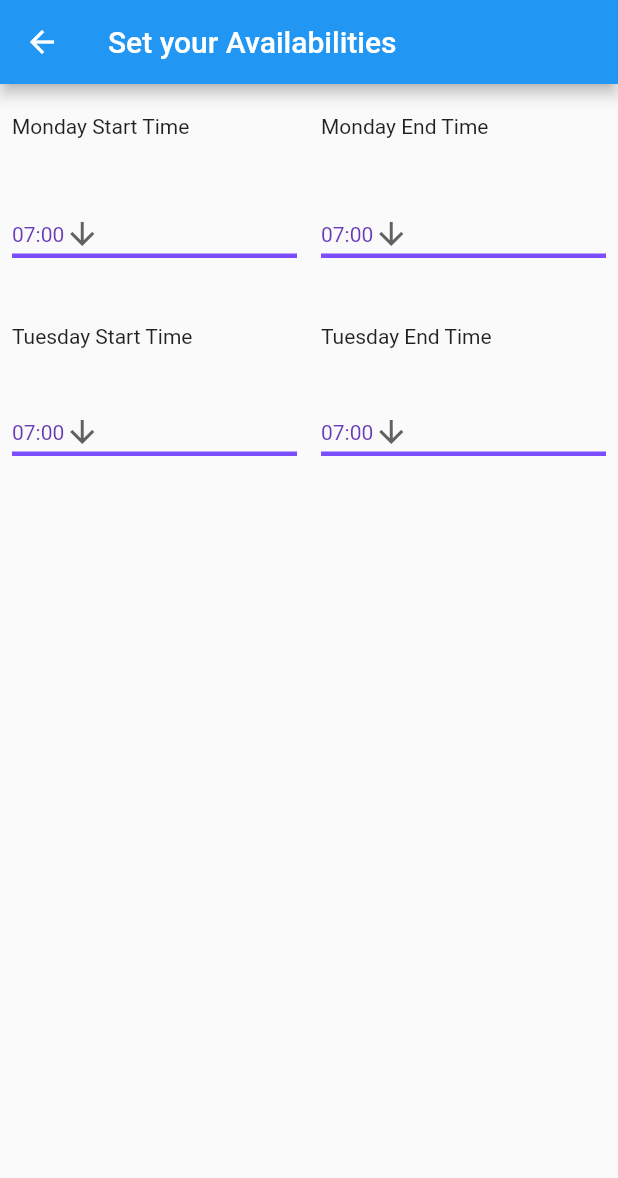
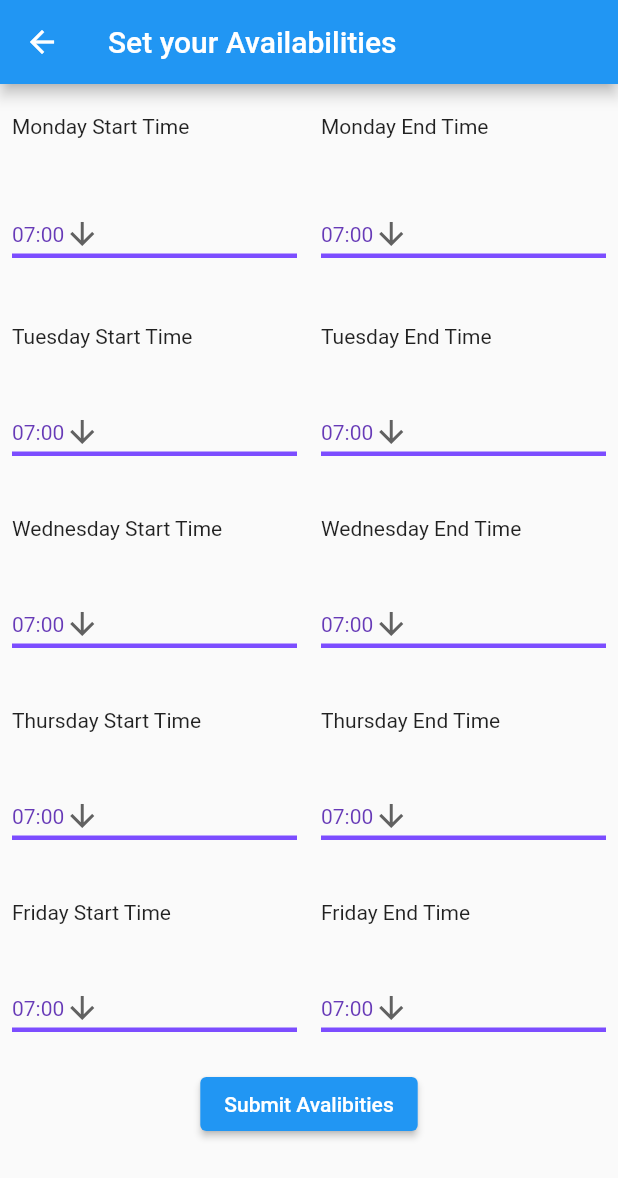
Before and after one commit to SEPT-TEAM16/SEPT-T16-front-end, a Flutter app: the DoctorsAvailabilitiesPage screen opened by its route, on a phone screen of 412 x 824 dp. Shown: the top 1178 px of the screen. Run offline on Flutter 3.47's test engine with Material 2 defaults, Android fonts, the phone set to English and light mode, and no system bars; our stand-ins replace email_validator, fluttertoast.

```diff
--- a/telemedicine_app/lib/widgets/widget.dart
+++ b/telemedicine_app/lib/widgets/widget.dart
@@ -344,6 +344,7 @@ class _Login extends State<Login>{
                 child: Container(
                     width: 200,
                     height: 150,
+                    child: Icon(),
                     ),
               ),
             ),
@@ -356,6 +357,7 @@ class _Login extends State<Login>{
                     hintText: 'Enter valid email id as abc@gmail.com'),
               ),
             ),
+
             Padding(
               padding: const EdgeInsets.only(
                   left: 15.0, right: 15.0, top: 15, bottom: 0),
@@ -566,6 +568,18 @@ class DoctorAvailabilityState extends State<DoctorAvailability>{
   String FridayStart = Times.first;
   String FridayEnd = Times.first;
 
+  // Submit Doctor Avaliability
+  Future _submitDoctorAvalibitiy() async { //                                   v get actualt link
+  final response = await http.post(Uri.parse("http://localhost:8081/api/v1/avalibities"),  headers: {"Content-Type": "application/json"}, body: jsonEncode({
+    //Monday Time
+    //TuesdayTime
+    //Wednesday Time
+    //Thursday Time
+    //Friday Time
+
+  }));
+
+}
   @override
   Widget build(BuildContext context) {
 
@@ -685,7 +699,7 @@ class DoctorAvailabilityState extends State<DoctorAvailability>{
           padding: EdgeInsets.symmetric(horizontal: 8, vertical: 16),
           child:
           DropdownButton<String>(
-            value: MondayStart,
+            value: TuesdayStart,
             icon: const Icon(Icons.arrow_downward),
             elevation: 16,
             style: const TextStyle(color: Colors.deepPurple),
@@ -696,8 +710,8 @@ class DoctorAvailabilityState extends State<DoctorAvailability>{
             onChanged: (String? value) {
               // This is called when the user selects an item.
               setState(() {
-                MondayStart = value!;
-                MondayStartTime.text = MondayStart;
+                TuesdayStart = value!;
+                TuesdayStartTime.text = TuesdayStart;
               });
             },
             items: Times.map<DropdownMenuItem<String>>((String value) {
@@ -714,7 +728,7 @@ class DoctorAvailabilityState extends State<DoctorAvailability>{
           padding: EdgeInsets.symmetric(horizontal: 8, vertical: 16),
           child:
           DropdownButton<String>(
-            value: MondayEnd,
+            value: TuesdayEnd,
             icon: const Icon(Icons.arrow_downward),
             elevation: 16,
             style: const TextStyle(color: Colors.deepPurple),
@@ -725,8 +739,8 @@ class DoctorAvailabilityState extends State<DoctorAvailability>{
             onChanged: (String? value) {
               // This is called when the user selects an item.
               setState(() {
-                MondayEnd = value!;
-                MondayEndTime.text = MondayEnd;
+                TuesdayEnd = value!;
+                TuesdayEndTime.text = TuesdayEnd;
               });
             },
             items: Times.map<DropdownMenuItem<String>>((String value) {
@@ -741,254 +755,265 @@ class DoctorAvailabilityState extends State<DoctorAvailability>{
           ),
         ),
 
-    //     // Monday Time / End time
-    //     Text("Monday Start Time"),
-    //     Padding(
-    //       padding: EdgeInsets.symmetric(horizontal: 8, vertical: 16),
-    //       child:
-    //       DropdownButton<String>(
-    //         value: MondayStart,
-    //         icon: const Icon(Icons.arrow_downward),
-    //         elevation: 16,
-    //         style: const TextStyle(color: Colors.deepPurple),
-    //         underline: Container(
-    //           height: 3,
-    //           color: Colors.deepPurpleAccent,
-    //         ),
-    //         onChanged: (String? value) {
-    //           // This is called when the user selects an item.
-    //           setState(() {
-    //             MondayStart = value!;
-    //             MondayStartTime.text = MondayStart;
-    //           });
-    //         },
-    //         items: Times.map<DropdownMenuItem<String>>((String value) {
-    //           return DropdownMenuItem<String>(
-    //             value: value,
-    //             child: Text(value),
-    //       );
-    //     }).toList(),
-    //     )
-    //     ),
-    //     // Monday end time
-    //     Text("Monday End Time"),
-    //     Padding(
-    //       padding: EdgeInsets.symmetric(horizontal: 8, vertical: 16),
-    //       child:
-    //       DropdownButton<String>(
-    //         value: MondayEnd,
-    //         icon: const Icon(Icons.arrow_downward),
-    //         elevation: 16,
-    //         style: const TextStyle(color: Colors.deepPurple),
-    //         underline: Container(
-    //           height: 3,
-    //           color: Colors.deepPurpleAccent,
-    //         ),
-    //         onChanged: (String? value) {
-    //           // This is called when the user selects an item.
-    //           setState(() {
-    //             MondayEnd = value!;
-    //             MondayEndTime.text = MondayEnd;
-    //           });
-    //         },
-    //         items: Times.map<DropdownMenuItem<String>>((String value) {
-    //           return DropdownMenuItem<String>(
-    //             value: value,
-    //             child: Text(value),
-    //       );
-    //     }).toList(),
-    //     )
-    //     ),
-    //     //Spacing
-    //     Padding(padding: EdgeInsets.all(20.0)),
+      // Wednesday text
+        Center(
+          child: Row(
+            children: <Widget>[
+              Expanded(
+                child: Padding(padding: EdgeInsets.symmetric(horizontal: 8,vertical: 16),
+                child: Text("Wednesday Start Time",),
+                ),
+                ),
+              Expanded(
+                child: Padding(padding: EdgeInsets.symmetric(horizontal: 8,vertical: 16),
+                child: Text("Wednesday End Time"),
+                ),
+                ),
+            ],
+          ),
+        ),
+
+        // Wednesday Dropdown menu
+        Center(
+          child: Row(
+          children: <Widget>[
+          Expanded(
+          child:Padding(
+          padding: EdgeInsets.symmetric(horizontal: 8, vertical: 16),
+          child:
+          DropdownButton<String>(
+            value: WednesdayStart,
+            icon: const Icon(Icons.arrow_downward),
+            elevation: 16,
+            style: const TextStyle(color: Colors.deepPurple),
+            underline: Container(
+              height: 3,
+              color: Colors.deepPurpleAccent,
+            ),
+            onChanged: (String? value) {
+              // This is called when the user selects an item.
+              setState(() {
+                WednesdayStart = value!;
+                WednesdayStartTime.text = WednesdayStart;
+              });
+            },
+            items: Times.map<DropdownMenuItem<String>>((String value) {
+              return DropdownMenuItem<String>(
+                value: value,
+                child: Text(value),
+          );
+        }).toList(),
+        )
+        ),
+        ),
+        Expanded(
+          child: Padding(
+          padding: EdgeInsets.symmetric(horizontal: 8, vertical: 16),
+          child:
+          DropdownButton<String>(
+            value: WednesdayEnd,
+            icon: const Icon(Icons.arrow_downward),
+            elevation: 16,
+            style: const TextStyle(color: Colors.deepPurple),
+            underline: Container(
+              height: 3,
+              color: Colors.deepPurpleAccent,
+            ),
+            onChanged: (String? value) {
+              // This is called when the user selects an item.
+              setState(() {
+                WednesdayEnd = value!;
+                WednesdayEndTime.text = WednesdayEnd;
+              });
+            },
+            items: Times.map<DropdownMenuItem<String>>((String value) {
+              return DropdownMenuItem<String>(
+                value: value,
+                child: Text(value),
+          );
+        }).toList(),
+        )
+        ),)
+            ],
+          ),
+        ),
 
 
-    //     // Tuesday Time / End time
-    //     Text("Tuesday Start Time"),
-    //     Padding(
-    //       padding: EdgeInsets.symmetric(horizontal: 8, vertical: 16),
-    //       child:
-    //       DropdownButton<String>(
-    //         value: TuesdayStart,
-    //         icon: const Icon(Icons.arrow_downward),
-    //         elevation: 16,
-    //         style: const TextStyle(color: Colors.deepPurple),
-    //         underline: Container(
-    //           height: 3,
-    //           color: Colors.deepPurpleAccent,
-    //         ),
-    //         onChanged: (String? value) {
-    //           // This is called when the user selects an item.
-    //           setState(() {
-    //             TuesdayStart = value!;
-    //             TuesdayStartTime.text = TuesdayStart;
-    //           });
-    //         },
-    //         items: Times.map<DropdownMenuItem<String>>((String value) {
-    //           return DropdownMenuItem<String>(
-    //             value: value,
-    //             child: Text(value),
-    //       );
-    //     }).toList(),
-    //     )
-    //     ),
-    //     // Tuesday end time
-    //     Text("Tuesday End Time"),
-    //     Padding(
-    //       padding: EdgeInsets.symmetric(horizontal: 8, vertical: 16),
-    //       child:
-    //       DropdownButton<String>(
-    //         value: TuesdayEnd,
-    //         icon: const Icon(Icons.arrow_downward),
-    //         elevation: 16,
-    //         style: const TextStyle(color: Colors.deepPurple),
-    //         underline: Container(
-    //           height: 3,
-    //           color: Colors.deepPurpleAccent,
-    //         ),
-    //         onChanged: (String? value) {
-    //           // This is called when the user selects an item.
-    //           setState(() {
-    //             TuesdayEnd = value!;
-    //             TuesdayEndTime.text = TuesdayEnd;
-    //           });
-    //         },
-    //         items: Times.map<DropdownMenuItem<String>>((String value) {
-    //           return DropdownMenuItem<String>(
-    //             value: value,
-    //             child: Text(value),
-    //       );
-    //     }).toList(),
-    //     )
-    //     ),
+        // Thursday text
+        Center(
+          child: Row(
+            children: <Widget>[
+              Expanded(
+                child: Padding(padding: EdgeInsets.symmetric(horizontal: 8,vertical: 16),
+                child: Text("Thursday Start Time",),
+                ),
+                ),
+              Expanded(
+                child: Padding(padding: EdgeInsets.symmetric(horizontal: 8,vertical: 16),
+                child: Text("Thursday End Time"),
+                ),
+                ),
+            ],
+          ),
+        ),
+        // Thursday Dropdown menu
+        Center(
+          child: Row(
+          children: <Widget>[
+          Expanded(
+          child:Padding(
+          padding: EdgeInsets.symmetric(horizontal: 8, vertical: 16),
+          child:
+          DropdownButton<String>(
+            value: ThursdayStart,
+            icon: const Icon(Icons.arrow_downward),
+            elevation: 16,
+            style: const TextStyle(color: Colors.deepPurple),
+            underline: Container(
+              height: 3,
+              color: Colors.deepPurpleAccent,
+            ),
+            onChanged: (String? value) {
+              // This is called when the user selects an item.
+              setState(() {
+                ThursdayStart = value!;
+                ThursdayStartTime.text = ThursdayStart;
+              });
+            },
+            items: Times.map<DropdownMenuItem<String>>((String value) {
+              return DropdownMenuItem<String>(
+                value: value,
+                child: Text(value),
+          );
+        }).toList(),
+        )
+        ),
+        ),
+        Expanded(
+          child: Padding(
+          padding: EdgeInsets.symmetric(horizontal: 8, vertical: 16),
+          child:
+          DropdownButton<String>(
+            value: ThursdayEnd,
+            icon: const Icon(Icons.arrow_downward),
+            elevation: 16,
+            style: const TextStyle(color: Colors.deepPurple),
+            underline: Container(
+              height: 3,
+              color: Colors.deepPurpleAccent,
+            ),
+            onChanged: (String? value) {
+              // This is called when the user selects an item.
+              setState(() {
+                ThursdayEnd = value!;
+                ThursdayEndTime.text = ThursdayEnd;
+              });
+            },
+            items: Times.map<DropdownMenuItem<String>>((String value) {
+              return DropdownMenuItem<String>(
+                value: value,
+                child: Text(value),
+          );
+        }).toList(),
+        )
+        ),)
+            ],
+          ),
+        ),
 
-    // //Spacing
-    // Padding(padding: EdgeInsets.all(20.0)),
+        // Friday text
+        Center(
+          child: Row(
+            children: <Widget>[
+              Expanded(
+                child: Padding(padding: EdgeInsets.symmetric(horizontal: 8,vertical: 16),
+                child: Text("Friday Start Time",),
+                ),
+                ),
+              Expanded(
+                child: Padding(padding: EdgeInsets.symmetric(horizontal: 8,vertical: 16),
+                child: Text("Friday End Time"),
+                ),
+                ),
+            ],
+          ),
+        ),
+        // Friday Dropdown menu
+        Center(
+          child: Row(
+          children: <Widget>[
+          Expanded(
+          child:Padding(
+          padding: EdgeInsets.symmetric(horizontal: 8, vertical: 16),
+          child:
+          DropdownButton<String>(
+            value: FridayStart,
+            icon: const Icon(Icons.arrow_downward),
+            elevation: 16,
+            style: const TextStyle(color: Colors.deepPurple),
+            underline: Container(
+              height: 3,
+              color: Colors.deepPurpleAccent,
+            ),
+            onChanged: (String? value) {
+              // This is called when the user selects an item.
+              setState(() {
+                FridayStart = value!;
+                FridayStartTime.text = FridayStart;
+              });
+            },
+            items: Times.map<DropdownMenuItem<String>>((String value) {
+              return DropdownMenuItem<String>(
+                value: value,
+                child: Text(value),
+          );
+        }).toList(),
+        )
+        ),
+        ),
+        Expanded(
+          child: Padding(
+          padding: EdgeInsets.symmetric(horizontal: 8, vertical: 16),
+          child:
+          DropdownButton<String>(
+            value: FridayEnd,
+            icon: const Icon(Icons.arrow_downward),
+            elevation: 16,
+            style: const TextStyle(color: Colors.deepPurple),
+            underline: Container(
+              height: 3,
+              color: Colors.deepPurpleAccent,
+            ),
+            onChanged: (String? value) {
+              // This is called when the user selects an item.
+              setState(() {
+                FridayEnd = value!;
+                FridayEndTime.text = FridayEnd;
+              });
+            },
+            items: Times.map<DropdownMenuItem<String>>((String value) {
+              return DropdownMenuItem<String>(
+                value: value,
+                child: Text(value),
+          );
+        }).toList(),
+        )
+        ),)
+            ],
+          ),
+        ),
 
 
-    //   // Wednesday Time / End time
-    //     Text("Wednesday Start Time"),
-    //     Padding(
-    //       padding: EdgeInsets.symmetric(horizontal: 8, vertical: 16),
-    //       child:
-    //       DropdownButton<String>(
-    //         value: WednesdayStart,
-    //         icon: const Icon(Icons.arrow_downward),
-    //         elevation: 16,
-    //         style: const TextStyle(color: Colors.deepPurple),
-    //         underline: Container(
-    //           height: 3,
-    //           color: Colors.deepPurpleAccent,
-    //         ),
-    //         onChanged: (String? value) {
-    //           // This is called when the user selects an item.
-    //           setState(() {
-    //             WednesdayStart = value!;
-    //             WednesdayStartTime.text = WednesdayStart;
-    //           });
-    //         },
-    //         items: Times.map<DropdownMenuItem<String>>((String value) {
-    //           return DropdownMenuItem<String>(
-    //             value: value,
-    //             child: Text(value),
-    //       );
-    //     }).toList(),
-    //     )
-    //     ),
-    //     // Wednesday end time
-    //     Text("Wednesday End Time"),
-    //     Padding(
-    //       padding: EdgeInsets.symmetric(horizontal: 8, vertical: 16),
-    //       child:
-    //       DropdownButton<String>(
-    //         value: WednesdayEnd,
-    //         icon: const Icon(Icons.arrow_downward),
-    //         elevation: 16,
-    //         style: const TextStyle(color: Colors.deepPurple),
-    //         underline: Container(
-    //           height: 3,
-    //           color: Colors.deepPurpleAccent,
-    //         ),
-    //         onChanged: (String? value) {
-    //           // This is called when the user selects an item.
-    //           setState(() {
-    //             WednesdayEnd = value!;
-    //             WednesdayEndTime.text = WednesdayEnd;
-    //           });
-    //         },
-    //         items: Times.map<DropdownMenuItem<String>>((String value) {
-    //           return DropdownMenuItem<String>(
-    //             value: value,
-    //             child: Text(value),
-    //       );
-    //     }).toList(),
-    //     )
-    //     ),
-
-    //   //Spacing
-    //   Padding(padding: EdgeInsets.all(20.0)),
-
-    //   // Thursday Time / End time
-    //     Text("Thursday Start Time"),
-    //     Padding(
-    //       padding: EdgeInsets.symmetric(horizontal: 8, vertical: 16),
-    //       child:
-    //       DropdownButton<String>(
-    //         value: ThursdayStart,
-    //         icon: const Icon(Icons.arrow_downward),
-    //         elevation: 16,
-    //         style: const TextStyle(color: Colors.deepPurple),
-    //         underline: Container(
-    //           height: 3,
-    //           color: Colors.deepPurpleAccent,
-    //         ),
-    //         onChanged: (String? value) {
-    //           // This is called when the user selects an item.
-    //           setState(() {
-    //             ThursdayStart = value!;
-    //             ThursdayStartTime.text = ThursdayStart;
-    //           });
-    //         },
-    //         items: Times.map<DropdownMenuItem<String>>((String value) {
-    //           return DropdownMenuItem<String>(
-    //             value: value,
-    //             child: Text(value),
-    //       );
-    //     }).toList(),
-    //     )
-    //     ),
-
-    //     // Thursday end time
-    //     Text("Thursday End Time"),
-    //     Padding(
-    //       padding: EdgeInsets.symmetric(horizontal: 8, vertical: 16),
-    //       child:
-    //       DropdownButton<String>(
-    //         value: ThursdayEnd,
-    //         icon: const Icon(Icons.arrow_downward),
-    //         elevation: 16,
-    //         style: const TextStyle(color: Colors.deepPurple),
-    //         underline: Container(
-    //           height: 3,
-    //           color: Colors.deepPurpleAccent,
-    //         ),
-    //         onChanged: (String? value) {
-    //           // This is called when the user selects an item.
-    //           setState(() {
-    //             ThursdayEnd = value!;
-    //             ThursdayEndTime.text = ThursdayEnd;
-    //           });
-    //         },
-    //         items: Times.map<DropdownMenuItem<String>>((String value) {
-    //           return DropdownMenuItem<String>(
-    //             value: value,
-    //             child: Text(value),
-    //       );
-    //     }).toList(),
-    //     )
-    //     ),
-
-
+      // Submit button
+      Center(
+        child: ElevatedButton(
+            onPressed: (){
+              // _submitDoctorAvalibitiy(); will be used later when intergrating front to back
+              Navigator.pushNamed(context, '/DdashBoard');
+            },
+            child: Text("Submit Avalibities"),
+          ),
+      )
 
       ],
     );
@@ -1040,44 +1065,131 @@ class PatientDashboardState extends State<PatientDashboard>{
   @override
   Widget build(BuildContext context) {
 
-    return Column(
+    //Getting Doctor Name
+  String pName = ' Oscar ' + ' Nguyen '; //string should be first_name + last_name for Patient
+  //Getting Date
+  var dt = DateTime.now();
+  //formating date
+  String pdate2 = DateFormat("MMMM, dd, yyyy").format(DateTime.now());
+
+    return Center(
+      child: Column(
       children: <Widget>[
-        const Text("Paitent Name"), //Get patient Name
+        Container(
+          child: Text(
+            pName,
+            style: TextStyle(
+              color: Colors.grey[800],
+              fontWeight: FontWeight.bold,
+              fontSize: 25
+            )
+          )
+        ),
+
+        Container( //DATE CONTAINER
+          padding: EdgeInsets.symmetric(horizontal: 8, vertical: 16),
+          child: Text(
+            pdate2,
+            style: TextStyle(
+              color: Colors.grey[800],
+              fontWeight: FontWeight.w400,
+              fontSize: 16
+            )
+          )
+        ),
+
 
         //Bookings
-        Padding(
+        Container(
           padding: EdgeInsets.symmetric(horizontal: 8, vertical: 16),
+          width: double.infinity,
+          height: 100,
           child: ElevatedButton(
+            style: ElevatedButton.styleFrom(
+              primary: Colors.blue,
+              onPrimary: Colors.white,
+              shadowColor: Colors.blueAccent,
+              elevation: 3,
+              shape: RoundedRectangleBorder(
+                borderRadius: BorderRadius.circular(10.0)
+                ),
+              minimumSize: Size(100, 40),
+            ),
             onPressed: (){
               Navigator.pushNamed(context, '/PdashtoBooking');
             },
-            child: Text("Book an appointment"),
+            child: Text("Book an appointment",
+              style: TextStyle(
+                color: Colors.white,
+                fontWeight: FontWeight.w600,
+                fontSize: 14
+              )
+            ),
           )
         ),
 
         //Profile
-        Padding(
+        Container(
           padding: EdgeInsets.symmetric(horizontal: 8, vertical: 16),
+          width: double.infinity,
+          height: 100,
           child: ElevatedButton(
+            style: ElevatedButton.styleFrom(
+              primary: Colors.blue,
+              onPrimary: Colors.white,
+              shadowColor: Colors.blueAccent,
+              elevation: 3,
+              shape: RoundedRectangleBorder(
+                borderRadius: BorderRadius.circular(10.0)
+                ),
+              minimumSize: Size(100, 40),
+            ),
             onPressed: (){
               Navigator.pushNamed(context, '/PdashtoProfile');
             },
-            child: Text("Edit Details"),
+            child: Text("Edit Details",
+              style: TextStyle(
+                color: Colors.white,
+                fontWeight: FontWeight.w600,
+                fontSize: 14
+              )
+            ),
           )
         ),
 
+
         //Chat
-        Padding(
+                Container(
           padding: EdgeInsets.symmetric(horizontal: 8, vertical: 16),
+          width: double.infinity,
+          height: 100,
           child: ElevatedButton(
+            style: ElevatedButton.styleFrom(
+              primary: Colors.blue,
+              onPrimary: Colors.white,
+              shadowColor: Colors.blueAccent,
+              elevation: 3,
+              shape: RoundedRectangleBorder(
+                borderRadius: BorderRadius.circular(10.0)
+                ),
+              minimumSize: Size(100, 40),
+            ),
             onPressed: (){
               Navigator.pushNamed(context, '/DdashtoChats');
             },
-            child: Text("Chat to a GP now"),
+            child: Text("Chat to a GP now",
+              style: TextStyle(
+                color: Colors.white,
+                fontWeight: FontWeight.w600,
+                fontSize: 14
+              )
+            ),
           )
         ),
 
+
       ],
+    ),
     );
   }
 }
```
